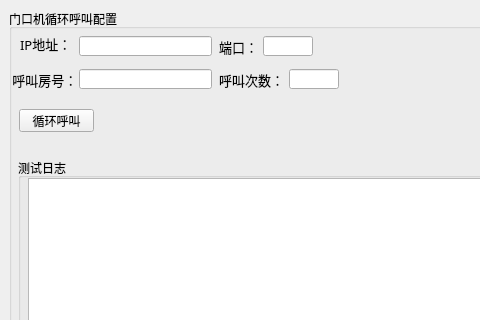
This is src/design/test_tool.ui in garyhuang2018/Test as Qt 5 draws it before an edit; both pictures show x 0 to 480 and y 0 to 320 of the 904 by 404 pixel window. The edited form follows.
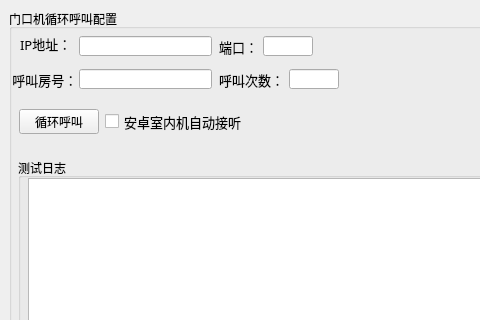
This is the edited form.

Commit message: add checkbox of indoor auto answering and fit for A64 indoor

```diff
--- a/src/design/test_tool.ui
+++ b/src/design/test_tool.ui
@@ -110,19 +110,6 @@
         <string> 呼叫房号：</string>
        </property>
       </widget>
-      <widget class="QPushButton" name="call_button">
-       <property name="geometry">
-        <rect>
-         <x>10</x>
-         <y>100</y>
-         <width>75</width>
-         <height>23</height>
-        </rect>
-       </property>
-       <property name="text">
-        <string>循环呼叫</string>
-       </property>
-      </widget>
       <widget class="QLineEdit" name="times_input">
        <property name="geometry">
         <rect>
@@ -191,6 +178,38 @@
         <string>门口机截图</string>
        </property>
       </widget>
+      <widget class="QWidget" name="layoutWidget">
+       <property name="geometry">
+        <rect>
+         <x>10</x>
+         <y>100</y>
+         <width>223</width>
+         <height>25</height>
+        </rect>
+       </property>
+       <layout class="QHBoxLayout" name="horizontalLayout_2">
+        <item>
+         <widget class="QPushButton" name="call_button">
+          <property name="text">
+           <string>循环呼叫</string>
+          </property>
+         </widget>
+        </item>
+        <item>
+         <widget class="QCheckBox" name="checkBox">
+          <property name="font">
+           <font>
+            <family>宋体</family>
+            <pointsize>10</pointsize>
+           </font>
+          </property>
+          <property name="text">
+           <string>安卓室内机自动接听</string>
+          </property>
+         </widget>
+        </item>
+       </layout>
+      </widget>
      </widget>
     </item>
    </layout>
```
The commit also changes 2 other files.
